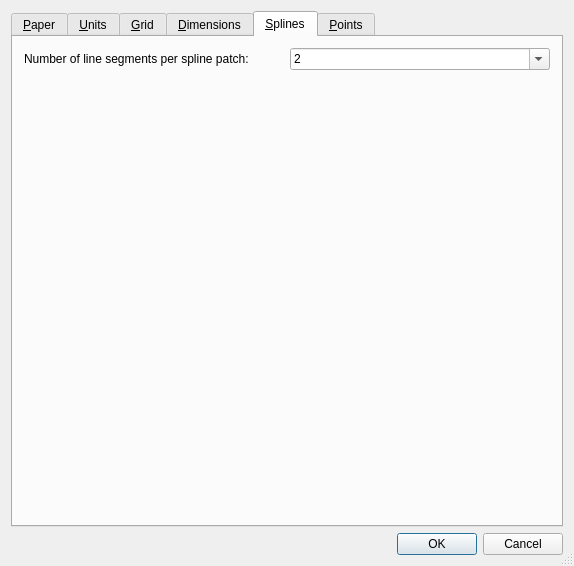
This is librecad/src/ui/dialogs/settings/options_drawing/qg_dlgoptionsdrawing.ui in LibreCAD/LibreCAD as Qt 5 draws it before an edit. The edited form follows.
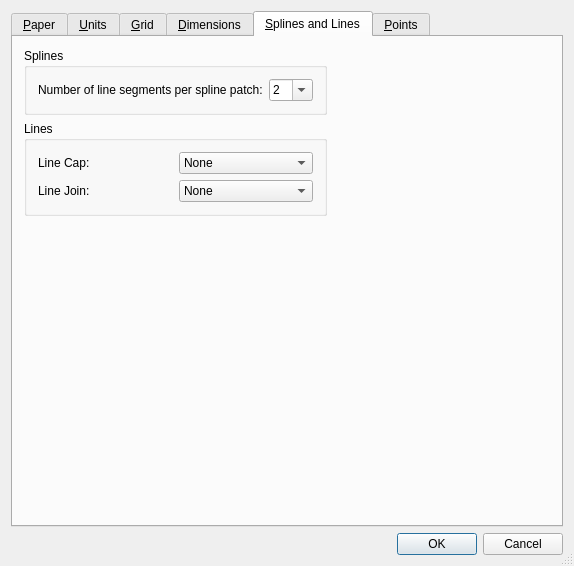
This is the edited form. The open tabs and pages were chosen to show the change. Icons and pictures are not drawn. Custom widgets are drawn as their Qt base class.

What changed in the file:
```diff
--- a/librecad/src/ui/dialogs/settings/options_drawing/qg_dlgoptionsdrawing.ui
+++ b/librecad/src/ui/dialogs/settings/options_drawing/qg_dlgoptionsdrawing.ui
@@ -1639,22 +1639,16 @@
      </widget>
      <widget class="QWidget" name="tab5">
       <attribute name="title">
-       <string>&amp;Splines</string>
+       <string>&amp;Splines and Lines</string>
       </attribute>
-      <layout class="QVBoxLayout">
-       <item>
-        <layout class="QHBoxLayout">
-         <item>
-          <widget class="QLabel" name="lSplineSegs">
-           <property name="text">
-            <string>Number of line segments per spline patch:</string>
-           </property>
-           <property name="wordWrap">
-            <bool>false</bool>
-           </property>
-          </widget>
-         </item>
-         <item>
+      <layout class="QGridLayout" name="gridLayout_15">
+       <item row="0" column="0">
+        <widget class="QGroupBox" name="groupBox_3">
+         <property name="title">
+          <string>Splines</string>
+         </property>
+         <layout class="QGridLayout" name="gridLayout_16">
+          <item row="0" column="1">
           <widget class="QComboBox" name="cbSplineSegs">
            <property name="editable">
             <bool>true</bool>
@@ -1691,9 +1685,91 @@
            </item>
           </widget>
          </item>
-        </layout>
+          <item row="0" column="0">
+           <widget class="QLabel" name="lSplineSegs">
+            <property name="text">
+             <string>Number of line segments per spline patch:</string>
+            </property>
+            <property name="wordWrap">
+             <bool>false</bool>
+            </property>
+           </widget>
+          </item>
+         </layout>
+        </widget>
        </item>
+       <item row="1" column="0">
+        <widget class="QGroupBox" name="groupBox_4">
+         <property name="title">
+          <string>Lines</string>
+         </property>
+         <layout class="QGridLayout" name="gridLayout_17">
+          <item row="0" column="0">
+           <widget class="QLabel" name="label_17">
+            <property name="text">
+             <string>Line Cap:</string>
+            </property>
+           </widget>
+          </item>
+          <item row="0" column="1">
+           <widget class="QComboBox" name="cbLineCap">
        <item>
+             <property name="text">
+              <string>None</string>
+             </property>
+            </item>
+            <item>
+             <property name="text">
+              <string>Round</string>
+             </property>
+            </item>
+            <item>
+             <property name="text">
+              <string>Angle</string>
+             </property>
+            </item>
+            <item>
+             <property name="text">
+              <string>Square</string>
+             </property>
+            </item>
+           </widget>
+          </item>
+          <item row="1" column="0">
+           <widget class="QLabel" name="label_18">
+            <property name="text">
+             <string>Line Join:</string>
+            </property>
+           </widget>
+          </item>
+          <item row="1" column="1">
+           <widget class="QComboBox" name="cbLineJoin">
+            <item>
+             <property name="text">
+              <string>None</string>
+             </property>
+            </item>
+            <item>
+             <property name="text">
+              <string>Round</string>
+             </property>
+            </item>
+            <item>
+             <property name="text">
+              <string>Angle</string>
+             </property>
+            </item>
+            <item>
+             <property name="text">
+              <string>Flat</string>
+             </property>
+            </item>
+           </widget>
+          </item>
+         </layout>
+        </widget>
+       </item>
+       <item row="4" column="0" colspan="2">
         <spacer name="spacer19_2">
          <property name="orientation">
           <enum>Qt::Vertical</enum>
@@ -1709,6 +1785,19 @@
          </property>
         </spacer>
        </item>
+       <item row="0" column="1">
+        <spacer name="horizontalSpacer_7">
+         <property name="orientation">
+          <enum>Qt::Horizontal</enum>
+         </property>
+         <property name="sizeHint" stdset="0">
+          <size>
+           <width>40</width>
+           <height>20</height>
+          </size>
+         </property>
+        </spacer>
+       </item>
       </layout>
      </widget>
      <widget class="QWidget" name="tab6">
```
Left out of the diff: 3 changed lines with no effect on the pictures. Lines whose indentation alone changed are shown as unchanged.
